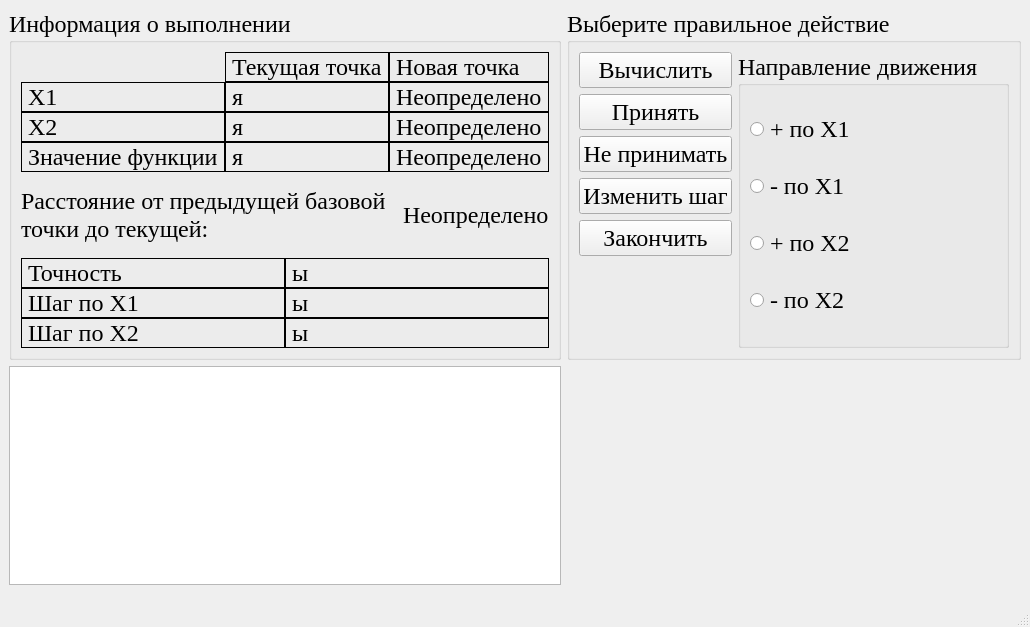
First picture: the form in optimizationmethods/ui/CWdescent_fixwindow.ui, repository Eliminationzx/optimizationmethods, before the edit.
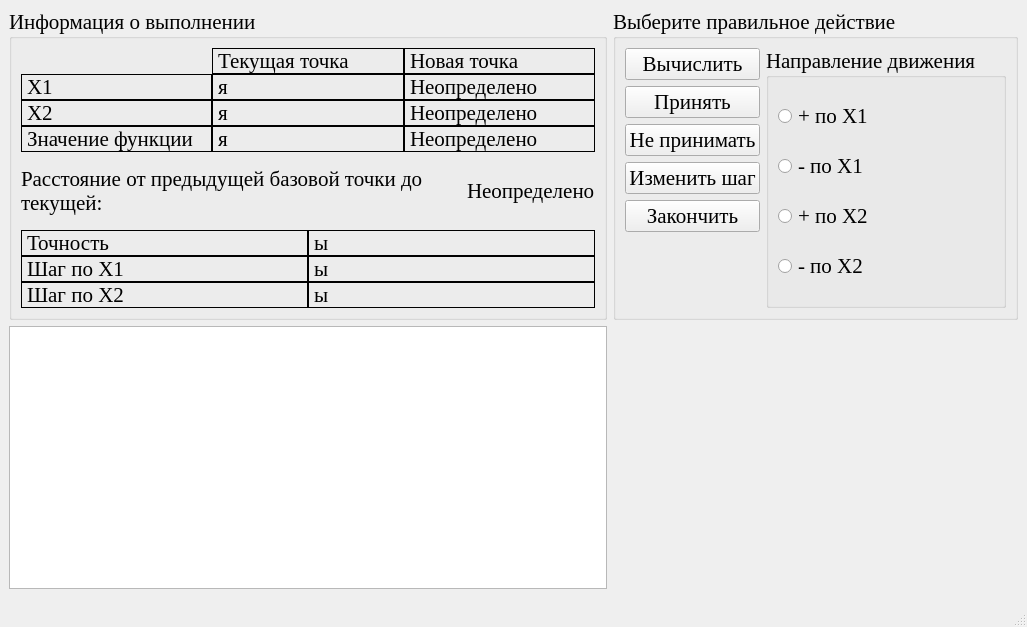
Second picture: the form after the edit.

Commit message: Поправил размер шрифтов.

```diff
--- a/optimizationmethods/ui/CWdescent_fixwindow.ui
+++ b/optimizationmethods/ui/CWdescent_fixwindow.ui
@@ -16,7 +16,7 @@
   <property name="font">
    <font>
     <family>Times New Roman</family>
-    <pointsize>18</pointsize>
+    <pointsize>16</pointsize>
    </font>
   </property>
   <property name="windowTitle">
@@ -430,7 +430,7 @@
      <widget class="QTextBrowser" name="LogTxtBrsr">
       <property name="font">
        <font>
-        <pointsize>16</pointsize>
+        <pointsize>14</pointsize>
        </font>
       </property>
      </widget>
```
Left out of the diff: 2 changed lines with no effect on the pictures.
